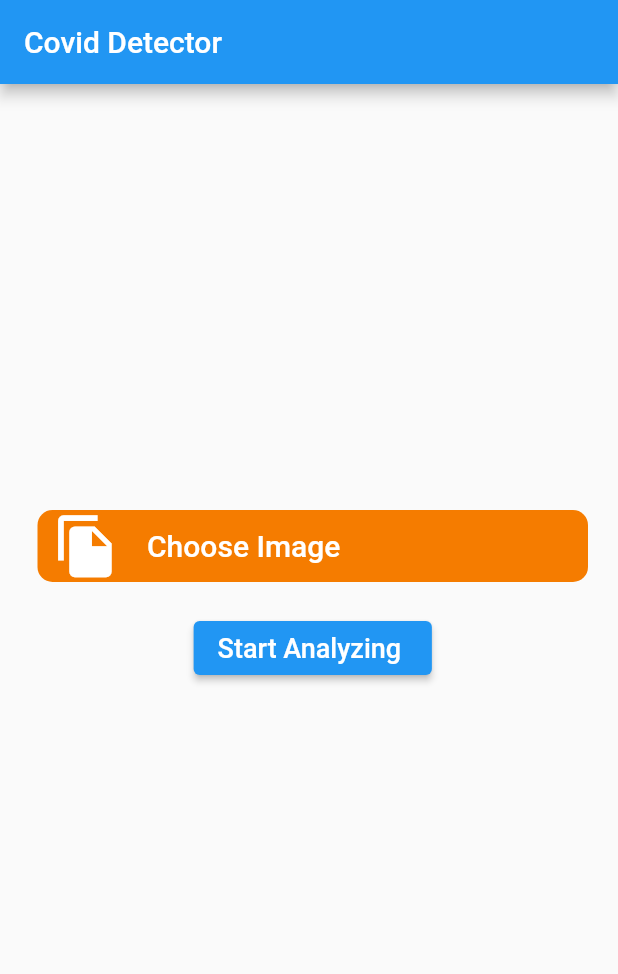
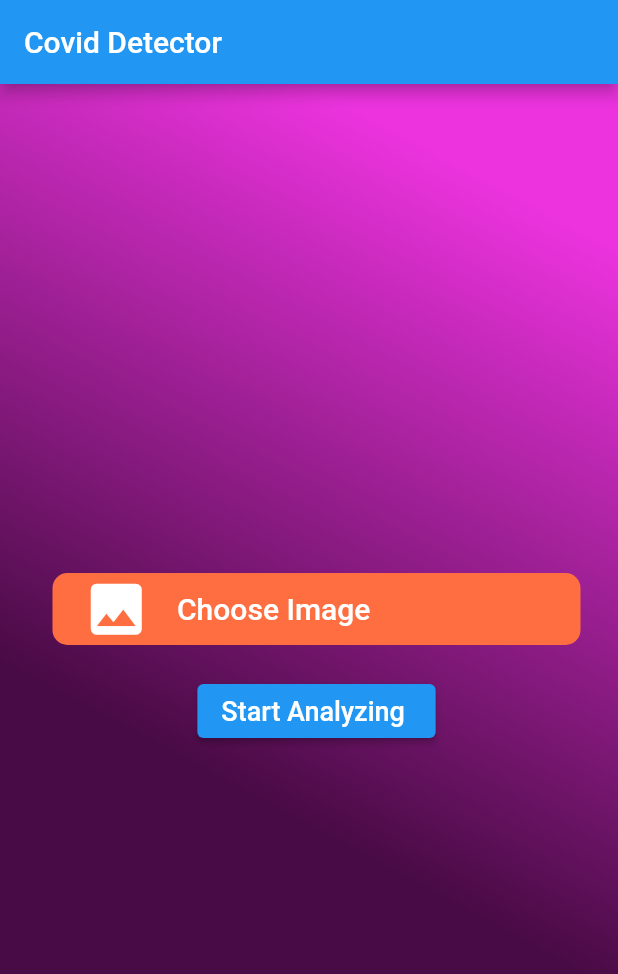
Before and after one commit to rohit23gd/covid_detector, a Flutter app: the screen it shows after launch, on a phone screen of 412 x 824 dp. Shown: the top 974 px of the screen. Run offline on Flutter 3.47's test engine with Material 2 defaults, Android fonts, the light colour scheme and no system bars; our stand-ins replace image_picker; missing offline and left inert: tflite.

Commit message:
Second commit

```diff
--- a/lib/main.dart
+++ b/lib/main.dart
@@ -1,14 +1,12 @@
-// ignore_for_file: avoid_print, unnecessary_null_comparison, prefer_const_literals_to_create_immutables
+// ignore_for_file: avoid_print, unnecessary_null_comparison, prefer_const_literals_to_create_immutables, prefer_const_constructors
 
-import 'dart:convert';
 import 'dart:io';
-import 'dart:typed_data';
+import 'dart:ui';
 
 import 'package:ai_covid_detector/Result.dart';
 import 'package:ai_covid_detector/save.dart';
 import 'package:flutter/material.dart';
-import 'package:flutter/services.dart';
-import 'package:image/image.dart' as imager;
+import 'package:image/image.dart' as img;
 import 'package:tflite/tflite.dart';
 import 'package:image_picker/image_picker.dart';
 import 'Result.dart';
@@ -47,7 +45,7 @@ class MyHomePage extends StatefulWidget {
 class _MyHomePageState extends State<MyHomePage> {
   var _outputs;
   var _image;
-  late imager.Image img3;
+  late img.Image img3;
   var path_img;
   var color_green;
   var upload_text = "Choose Image";
@@ -64,6 +62,8 @@ class _MyHomePageState extends State<MyHomePage> {
     });
   }
 
+  Color gradientStart = Color(0xFFEC33DE); //Color.deepPurple[700];
+  Color gradientEnd = Color(0xFF490B45); //Color.purple[500];
   @override
   Widget build(BuildContext context) {
     return Scaffold(
@@ -72,21 +72,29 @@ class _MyHomePageState extends State<MyHomePage> {
       ),
       body: Center(
         child: Container(
-            height: 200,
+            decoration: BoxDecoration(
+              gradient: LinearGradient(
+                  colors: [gradientStart, gradientEnd],
+                  begin: const FractionalOffset(0.5, 0.0),
+                  end: const FractionalOffset(0.0, 0.5),
+                  stops: [0.0, 1.0],
+                  tileMode: TileMode.clamp),
+            ),
             padding: EdgeInsets.only(left: 10),
-            margin: EdgeInsets.only(left: 15, right: 20),
-            //Color(0xFFFF6E40)),
+            child: Center(
               child: Column(
+                mainAxisAlignment: MainAxisAlignment.center,
                 children: [
                   Container(
-                  padding: EdgeInsets.symmetric(horizontal: 10),
+                    margin: EdgeInsets.symmetric(horizontal: 25),
+                    padding: EdgeInsets.symmetric(horizontal: 20),
                     decoration: BoxDecoration(
                         borderRadius: BorderRadius.circular(10),
-                      color: Colors.orange[700]),
+                        color: Color(0xFFFF6E40)),
                     child: Row(
                       children: [
                         Icon(
-                        Icons.file_copy,
+                          Icons.photo,
                           size: 45,
                           color: color_green,
                         ),
@@ -113,7 +121,7 @@ class _MyHomePageState extends State<MyHomePage> {
                         Visibility(
                             visible: uploaded,
                             child: IconButton(
-                              iconSize: 35,
+                                iconSize: 30,
                                 onPressed: () {
                                   setState(() {
                                     upload_text = "Choose Image";
@@ -137,14 +145,15 @@ class _MyHomePageState extends State<MyHomePage> {
                           if (uploaded == true) {
                             setState(() {
                               uploaded = false;
+                              color_green = Colors.white;
+                              upload_text = "Choose Image";
                             });
                             await run_model();
-                          print("No problem till now4");
                             Navigator.push(
                               context,
                               MaterialPageRoute(
                                   builder: (context) => result_display(
-                                    _output![0]['label'], File(path_img))),
+                                      _output![0]['label'], File(_image.path))),
                             );
                           }
                         },
@@ -154,6 +163,7 @@ class _MyHomePageState extends State<MyHomePage> {
                         )),
                   ),
                 ],
+              ),
             )),
       ),
     );
@@ -161,37 +171,33 @@ class _MyHomePageState extends State<MyHomePage> {
 
   Future<void> pickImage() async {
     final ImagePicker _picker = ImagePicker();
-    var image_ = await _picker.getImage(source: ImageSource.gallery);
-    _image = image_;
-
-    var img2 = imager.decodeImage(File(image_.path).readAsBytesSync());
+    var image = await _picker.getImage(source: ImageSource.gallery);
+    _image = image;
+    //extra lines to get resized and normalized image
+    var img2 = img.decodeImage(File(image.path).readAsBytesSync());
     img2?.setPixel(180, 180, 3);
-    img3 = imager.normalize(img2!, 0, 1);
+    img3 = img.normalize(img2!, 0, 1);
     path_img = await save_img(img3);
   }
 
   // ignore: non_constant_identifier_names
   Future run_model() async {
-    print("image is picked");
-
     var output = await Tflite.runModelOnImage(
         imageMean: 0.0,
         imageStd: 255,
         asynch: true,
         threshold: 1,
-        path: path_img,
+        path: _image.path,
         numResults: 3);
 
-    print("predict = " + output.toString());
+    //print("predict = " + output.toString());
     _output = output;
   }
 
   loadModel() async {
-    print('i am here to load');
     await Tflite.loadModel(
         model: "asset/CNN_AI_Trained2.tflite",
         labels: "asset/label.txt",
         numThreads: 1);
-    print('done loading');
   }
 }
```
Also changed, not shown: lib/Result.dart (+24 -11 lines), lib/save.dart (+4 -13 lines). Lines whose indentation alone changed are shown as unchanged.
